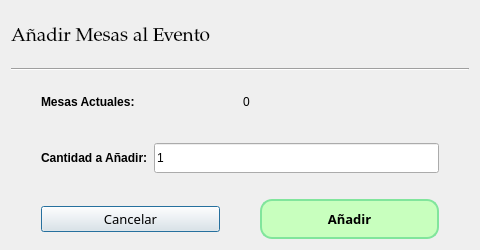
The window that src/ui/AnyadirMesa.ui (IvanJesusCorbalanPascual/Gestor-de-Eventos) describes before a commit, drawn with Qt 5.
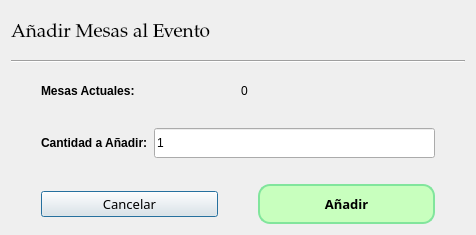
The same window after the commit.

```diff
--- a/src/ui/AnyadirMesa.ui
+++ b/src/ui/AnyadirMesa.ui
@@ -6,8 +6,8 @@
    <rect>
     <x>0</x>
     <y>0</y>
-    <width>480</width>
-    <height>250</height>
+    <width>476</width>
+    <height>235</height>
    </rect>
   </property>
   <property name="windowTitle">
```
